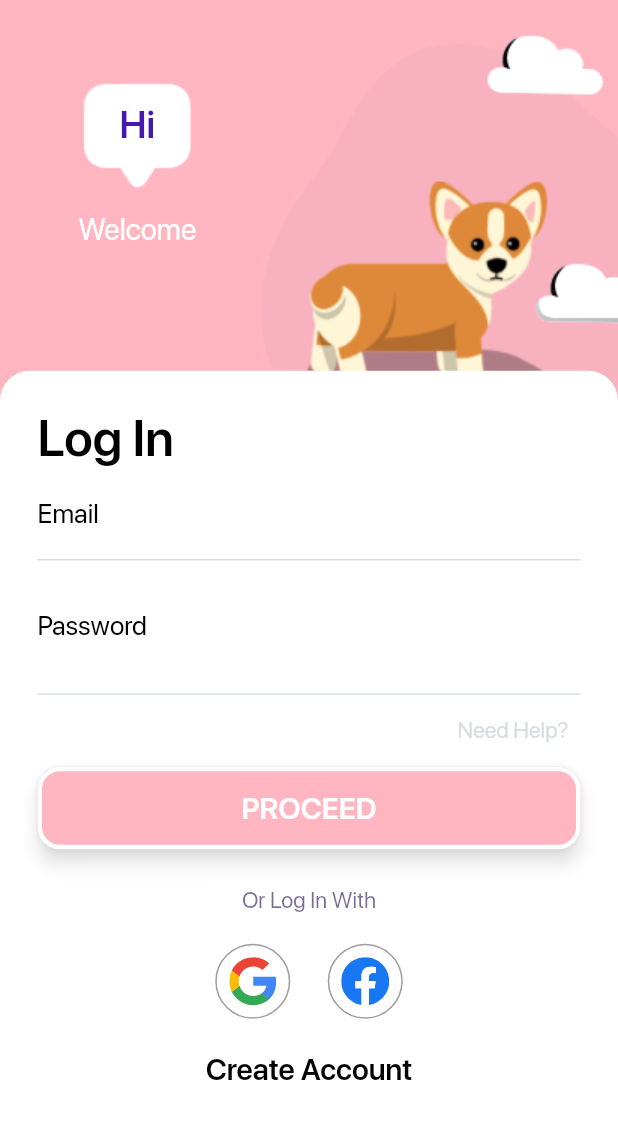
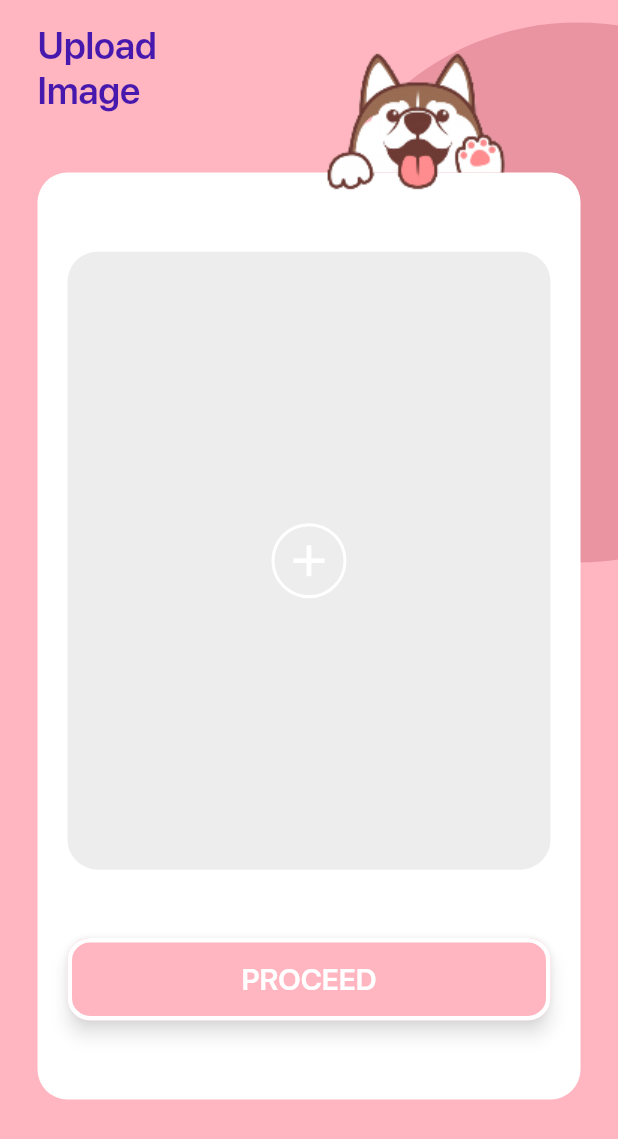
Before and after one commit to SPARSHAGGARWAL17/dating-app, a Flutter app: the screen it shows after launch, on a phone screen of 412 x 824 dp. Shown: the top 1139 px of the screen. Run offline on Flutter 3.47's test engine with Material 2 defaults, Android fonts, the phone set to English and light mode, and no system bars; our stand-ins replace carousel_slider, chewie, flutter_svg, font_awesome_flutter, image_picker, pin_code_fields and 2 more; missing offline and left inert: drag_and_drop_gridview.

Commit message:
Update profile page UI done.

```diff
--- a/lib/const.dart
+++ b/lib/const.dart
@@ -4,6 +4,7 @@ const Color kPrimaryColor = Color(0xffFFB6C1);
 const Color kGreyColor = Color(0xffD9DDE2);
 const Color kBabyPinkColor = Color(0xffFFB6C1);
 const Color kDarkPinkColor = Color(0xffFC7D90);
+const Color kPurpleColor = Color(0xff4718AD);
 
 Size getDeviceSize(BuildContext context) {
   return MediaQuery.of(context).size;
--- a/lib/main.dart
+++ b/lib/main.dart
@@ -6,6 +6,7 @@ import 'package:bewp_life/view/chats/chat-page.dart';
 import 'package:bewp_life/view/chats/matches-chat.dart';
 import 'package:bewp_life/view/edit-profile/profile-form.dart';
 import 'package:bewp_life/view/home-screens/match-dialog.dart';
+import 'package:bewp_life/view/profile/update-profile.dart';
 import 'package:flutter/material.dart';
 
 void main() {
@@ -29,7 +30,7 @@ class MyApp extends StatelessWidget {
         )
       ),
       routes: routes,
-      initialRoute: LoginEmailPage.Route,
+      initialRoute: UpdateProfileImagePage.Route,
     );
   }
 }
--- a/lib/routes.dart
+++ b/lib/routes.dart
@@ -2,6 +2,7 @@ import 'package:bewp_life/view/chats/chat-page.dart';
 import 'package:bewp_life/view/chats/matches-chat.dart';
 import 'package:bewp_life/view/edit-profile/profile-form.dart';
 import 'package:bewp_life/view/home-screens/match-dialog.dart';
+import 'package:bewp_life/view/profile/update-profile.dart';
 import 'package:bewp_life/view/startup-screens/new-password.dart';
 import 'package:bewp_life/view/startup-screens/number-verify.dart';
 import 'package:bewp_life/view/startup-screens/otp-verify.dart';
@@ -22,4 +23,5 @@ Map<String, Widget Function(BuildContext context)> routes = {
   ChatPage.Route: (context) => ChatPage(),
   MatchDialogPage.Route: (context) => MatchDialogPage(),
   ProfileFormPage.Route: (context) => ProfileFormPage(),
+  UpdateProfileImagePage.Route :(context) => UpdateProfileImagePage(),
 };
--- /dev/null
+++ b/lib/view/profile/update-profile.dart
@@ -0,0 +1,129 @@
+import 'dart:io';
+
+import 'package:bewp_life/const.dart';
+import 'package:bewp_life/view/startup-screens/login-email.dart';
+import 'package:flutter/material.dart';
+import 'package:image_picker/image_picker.dart';
+
+class UpdateProfileImagePage extends StatefulWidget {
+  static const Route = '/update-profile-image';
+  @override
+  _UpdateProfileImagePageState createState() => _UpdateProfileImagePageState();
+}
+
+class _UpdateProfileImagePageState extends State<UpdateProfileImagePage> {
+  File? image;
+  void pickImage() async {
+    var _image = await ImagePicker().getImage(source: ImageSource.gallery);
+    if (_image != null) {
+      image = File(_image.path);
+    }
+  }
+
+  @override
+  Widget build(BuildContext context) {
+    return Scaffold(
+        backgroundColor: kBabyPinkColor,
+        body: SafeArea(
+          child: Container(
+            padding: EdgeInsets.symmetric(horizontal: 25, vertical: 15),
+            child: Stack(
+              children: [
+                Transform.translate(
+                  offset: Offset(180, 0),
+                  child: CircleAvatar(
+                    backgroundColor: Color(0xff8F0A1E).withOpacity(0.2),
+                    radius: 180,
+                  ),
+                ),
+                Container(
+                  margin: EdgeInsets.only(top: 100),
+                  height: getDeviceSize(context).height * 0.75,
+                  width: double.infinity,
+                  padding: EdgeInsets.symmetric(vertical: 30, horizontal: 20),
+                  child: Column(
+                    crossAxisAlignment: CrossAxisAlignment.stretch,
+                    mainAxisAlignment: MainAxisAlignment.spaceAround,
+                    children: [
+                      InkWell(
+                        child: Container(
+                          height: getDeviceSize(context).height * 0.5,
+                          decoration: BoxDecoration(
+                            color: Color(0xffededed),
+                            borderRadius: BorderRadius.circular(20),
+                          ),
+                          child: Row(
+                            mainAxisAlignment: MainAxisAlignment.center,
+                            children: [
+                              Container(
+                                height: 50,
+                                width: 50,
+                                child: Icon(
+                                  Icons.add,
+                                  size: 35,
+                                  color: Colors.white,
+                                ),
+                                decoration: BoxDecoration(
+                                  border: Border.all(
+                                    color: Colors.white,
+                                    width: 2,
+                                  ),
+                                  borderRadius: BorderRadius.circular(100),
+                                ),
+                              ),
+                            ],
+                          ),
+                        ),
+                      ),
+                      CustomRaisedButton(
+                        child: Text(
+                          'PROCEED',
+                          style: buildTextStyle(
+                            color: Colors.white,
+                            size: 20,
+                            weight: FontWeight.bold,
+                          ),
+                        ),
+                        onPressed: () {},
+                      ),
+                    ],
+                  ),
+                  decoration: BoxDecoration(
+                    borderRadius: BorderRadius.circular(20),
+                    color: Colors.white,
+                  ),
+                ),
+                Column(
+                  mainAxisAlignment: MainAxisAlignment.start,
+                  children: [
+                    // SizedBox(
+                    //   height: 10,
+                    // ),
+                    Row(
+                      crossAxisAlignment: CrossAxisAlignment.start,
+                      children: [
+                        Text(
+                          'Upload\nImage',
+                          style: buildTextStyle(
+                            size: 25,
+                            color: kPurpleColor,
+                            weight: FontWeight.bold,
+                          ),
+                        ),
+                        Transform.translate(
+                          offset: Offset(80, -28),
+                          child: Image.asset('assets/images/dog-hand.png'),
+                        ),
+                      ],
+                    ),
+                    SizedBox(
+                      height: 20,
+                    ),
+                  ],
+                ),
+              ],
+            ),
+          ),
+        ));
+  }
+}
--- a/pubspec.yaml
+++ b/pubspec.yaml
@@ -30,6 +30,7 @@ dependencies:
   drag_and_drop_gridview: ^1.0.8
   flutter_svg: ^0.22.0
   font_awesome_flutter: ^9.0.0
+  image_picker: ^0.7.5+2
   intl: ^0.17.0
   pin_code_fields: ^7.0.0
   sliding_up_panel: ^2.0.0+1
```
Also changed, not shown: assets/images/dog-hand.png (added), pubspec.lock.
